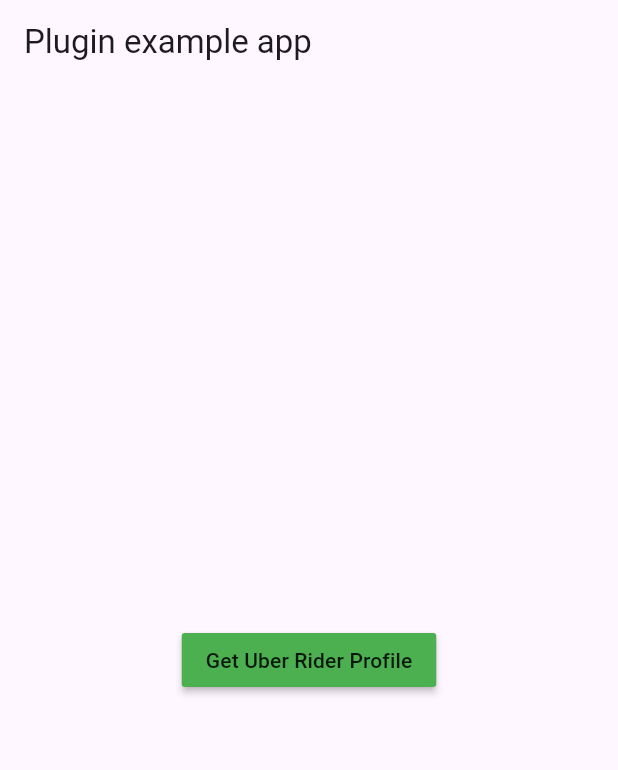
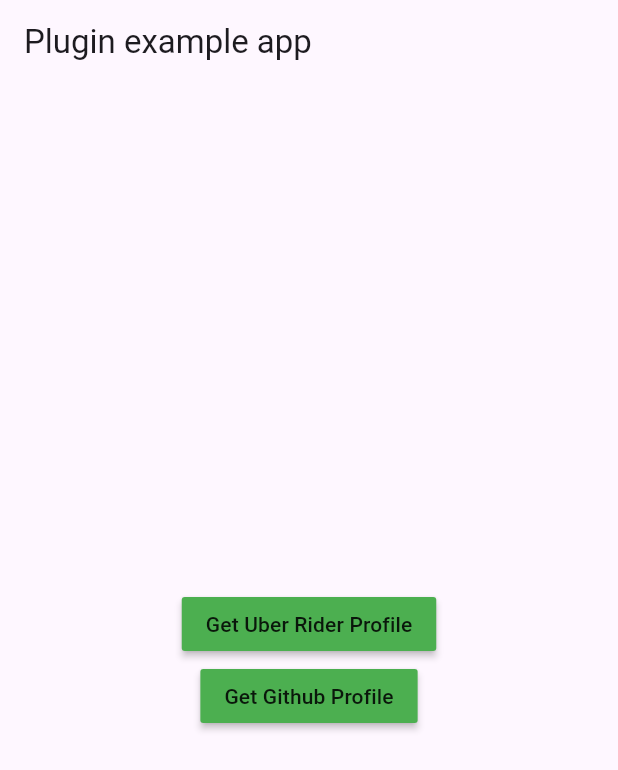
Before and after one commit to OpacityLabs/flutter-opacity-core, a Flutter app: the screen it shows after launch, on a phone screen of 412 x 824 dp. Shown: the top 770 px of the screen. Run offline on Flutter 3.47's test engine with Material 3 defaults, Android fonts, the phone set to English and light mode, and no system bars; our stand-ins replace flutter_dotenv, plugin_platform_interface.

Commit message:
update example

```diff
--- a/example/lib/main.dart
+++ b/example/lib/main.dart
@@ -41,6 +41,12 @@ class _MyAppState extends State<MyApp> {
     print('Response: ${response.json}');
   }
 
+  Future<void> getGithubProfile() async {
+    final response = await _flutterOpacityCorePlugin.getGithubProfile();
+    // ignore: avoid_print
+    print('Response: ${response.json}');
+  }
+
   @override
   Widget build(BuildContext context) {
     return MaterialApp(
@@ -49,13 +55,21 @@ class _MyAppState extends State<MyApp> {
         title: const Text('Plugin example app'),
       ),
       body: Center(
-            child: MaterialButton(
+        child: Column(mainAxisAlignment: MainAxisAlignment.center, children: [
+          MaterialButton(
               onPressed: () {
                 getUberRiderProfile();
               },
               color: Colors.green,
-                child: const Text("Get Uber Rider Profile"))),
+              child: const Text("Get Uber Rider Profile")),
+          MaterialButton(
+              onPressed: () {
+                getGithubProfile();
+              },
+              color: Colors.green,
+              child: const Text("Get Github Profile")),
+        ]),
       ),
-    );
+    ));
   }
 }
```
Lines whose indentation alone changed are shown as unchanged.
